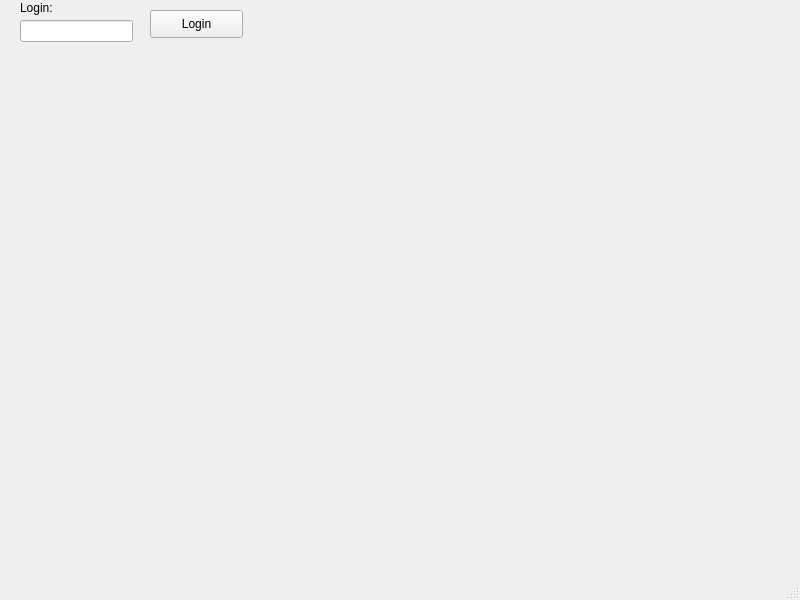
Before: the Qt Designer form mainwindow.ui in sofiaandrat/Blue, drawn with Qt 5.
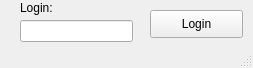
After: the same form once the commit is applied.

```diff
--- a/mainwindow.ui
+++ b/mainwindow.ui
@@ -6,8 +6,8 @@
    <rect>
     <x>0</x>
     <y>0</y>
-    <width>800</width>
-    <height>600</height>
+    <width>253</width>
+    <height>68</height>
    </rect>
   </property>
   <property name="windowTitle">
```
